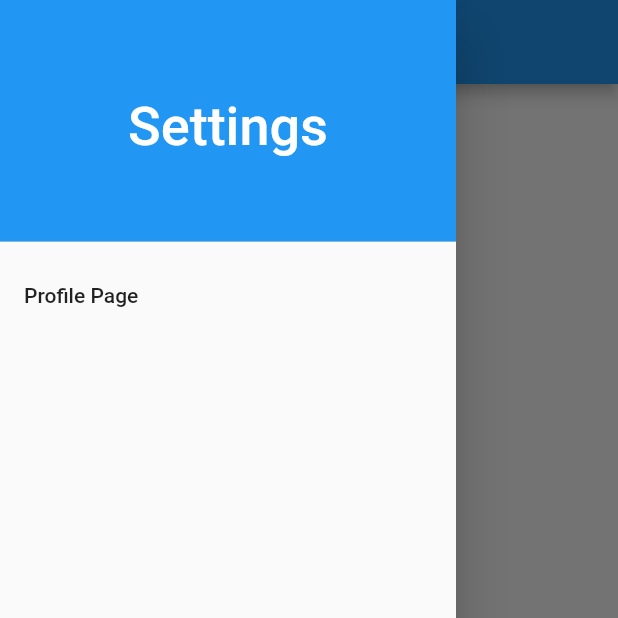
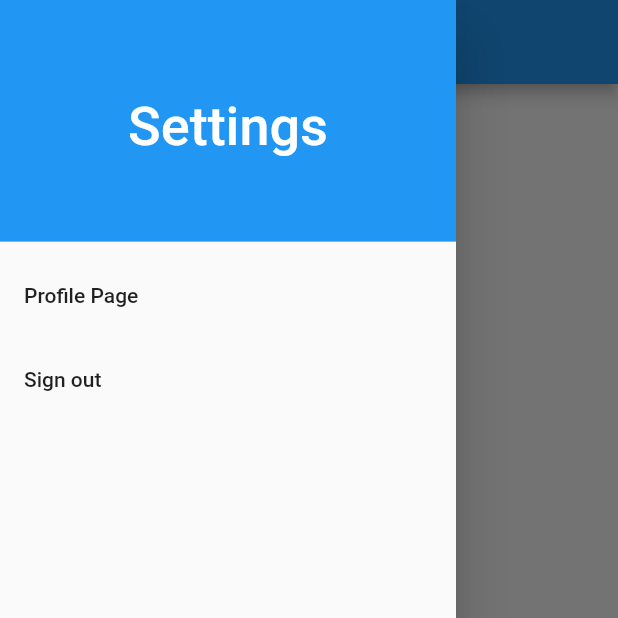
Before and after one commit to NathanaelOliver/Flutter-Hello-World, a Flutter app: the MyTemplate screen opened directly, with the side drawer open, on a phone screen of 412 x 824 dp, the top half of it. Run offline on Flutter 3.47's test engine with Material 2 defaults, Android fonts, the phone set to English and light mode, and no system bars; our stand-ins replace firebase_auth, firebase_database, google_sign_in; accounts and stored records are empty.

Commit message:
Added sign out

```diff
--- a/lib/login_page.dart
+++ b/lib/login_page.dart
@@ -1,8 +1,6 @@
-import 'package:firebase_auth/firebase_auth.dart';
 import 'package:flutter/material.dart';
-import 'package:hello_world/auth.dart';
+import 'package:hello_world/user.dart';
 import 'package:hello_world/my_home_page.dart';
-import 'profile_page.dart';
 
 class LoginPage extends StatefulWidget {
   @override
--- a/lib/main.dart
+++ b/lib/main.dart
@@ -12,11 +12,14 @@ class MyApp extends StatelessWidget {
   Widget build(BuildContext context) {
     return MaterialApp(
       title: 'Tutorial',
+      initialRoute: '/',
+      routes: {
+        '/': (BuildContext context) => LoginPage(),
+      },
       theme: ThemeData(
         primarySwatch: Colors.blue,
         visualDensity: VisualDensity.adaptivePlatformDensity,
       ),
-      home: LoginPage(),
     );
   }
 }
--- a/lib/my_home_page.dart
+++ b/lib/my_home_page.dart
@@ -1,10 +1,10 @@
 import 'package:flutter/material.dart';
-import 'auth.dart';
+import 'user.dart';
 import 'post_list.dart';
 import 'text_input_widget.dart';
 import 'post.dart';
 import 'database.dart';
-import 'profile_page.dart';
+import 'template.dart';
 
 class MyHomePage extends StatefulWidget {
   final User user;
@@ -53,41 +53,3 @@ class _MyHomePageState extends State<MyHomePage> {
     );
   }
 }
-
-class MyTemplate extends StatefulWidget {
-  final User user;
-  final String title;
-  final Widget body;
-
-  MyTemplate({this.user, this.title = "", this.body});
-
-  @override
-  _MyTemplateState createState() => _MyTemplateState();
-}
-
-class _MyTemplateState extends State<MyTemplate> {
-  @override
-  Widget build(BuildContext context) {
-    return Scaffold(
-      appBar: AppBar(
-        title: Text(widget.title),
-      ),
-      drawer: Drawer(
-          child: ListView(padding: EdgeInsets.zero, children: <Widget>[
-        DrawerHeader(
-          child: Center(
-              child: Text(
-            "Settings",
-            style: TextStyle(color: Colors.white, fontSize: 36),
-          )),
-          decoration: BoxDecoration(color: Colors.blue),
-        ),
-        ListTile(
-          title: Text("Profile Page"),
-          onTap: () => loadProfilePage(context, widget.user),
-        ),
-      ])),
-      body: widget.body,
-    );
-  }
-}
--- a/lib/post.dart
+++ b/lib/post.dart
@@ -1,4 +1,4 @@
-import 'auth.dart';
+import 'user.dart';
 import 'package:firebase_database/firebase_database.dart';
 import 'database.dart';
 
--- a/lib/post_list.dart
+++ b/lib/post_list.dart
@@ -1,6 +1,6 @@
 import 'package:flutter/material.dart';
 import 'post.dart';
-import 'auth.dart';
+import 'user.dart';
 
 class PostList extends StatefulWidget {
   final List<Post> listItems;
--- a/lib/profile_page.dart
+++ b/lib/profile_page.dart
@@ -1,6 +1,6 @@
 import "package:flutter/material.dart";
-import 'auth.dart';
-import 'my_home_page.dart';
+import 'user.dart';
+import 'template.dart';
 
 class ProfilePage extends StatefulWidget {
   final User user;
--- /dev/null
+++ b/lib/template.dart
@@ -0,0 +1,51 @@
+import 'package:flutter/material.dart';
+import 'user.dart';
+import 'profile_page.dart';
+
+class MyTemplate extends StatefulWidget {
+  final User user;
+  final String title;
+  final Widget body;
+
+  MyTemplate({this.user, this.title = "", this.body});
+
+  @override
+  _MyTemplateState createState() => _MyTemplateState();
+}
+
+class _MyTemplateState extends State<MyTemplate> {
+  void signOut() {
+    Navigator.pushNamedAndRemoveUntil(
+        context, '/', (Route<dynamic> route) => false);
+    signOutGoogle();
+  }
+
+  @override
+  Widget build(BuildContext context) {
+    return Scaffold(
+      appBar: AppBar(
+        title: Text(widget.title),
+      ),
+      drawer: Drawer(
+          child: ListView(padding: EdgeInsets.zero, children: <Widget>[
+        DrawerHeader(
+          child: Center(
+              child: Text(
+            "Settings",
+            style: TextStyle(color: Colors.white, fontSize: 36),
+          )),
+          decoration: BoxDecoration(color: Colors.blue),
+        ),
+        ListTile(
+          title: Text("Profile Page"),
+          onTap: () => loadProfilePage(context, widget.user),
+        ),
+        ListTile(
+          title: Text("Sign out"),
+          onTap: signOut,
+        )
+      ])),
+      body: widget.body,
+    );
+  }
+}
```
Also changed, not shown: lib/user.dart (renamed from lib/auth.dart, +17 -12 lines).
